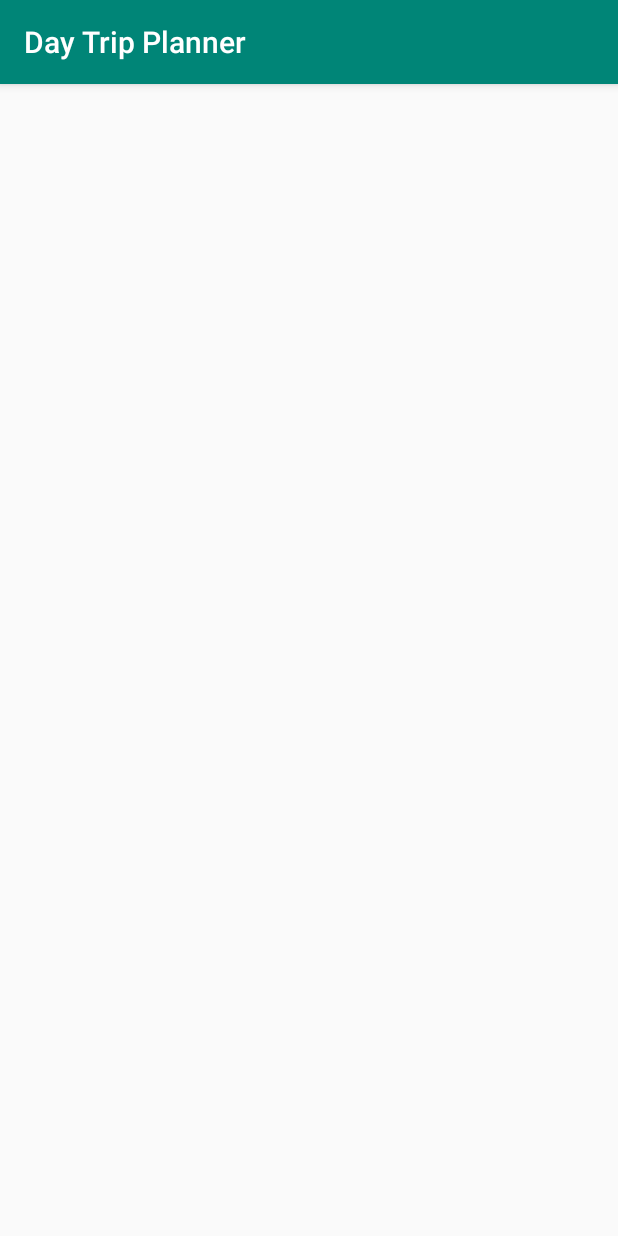
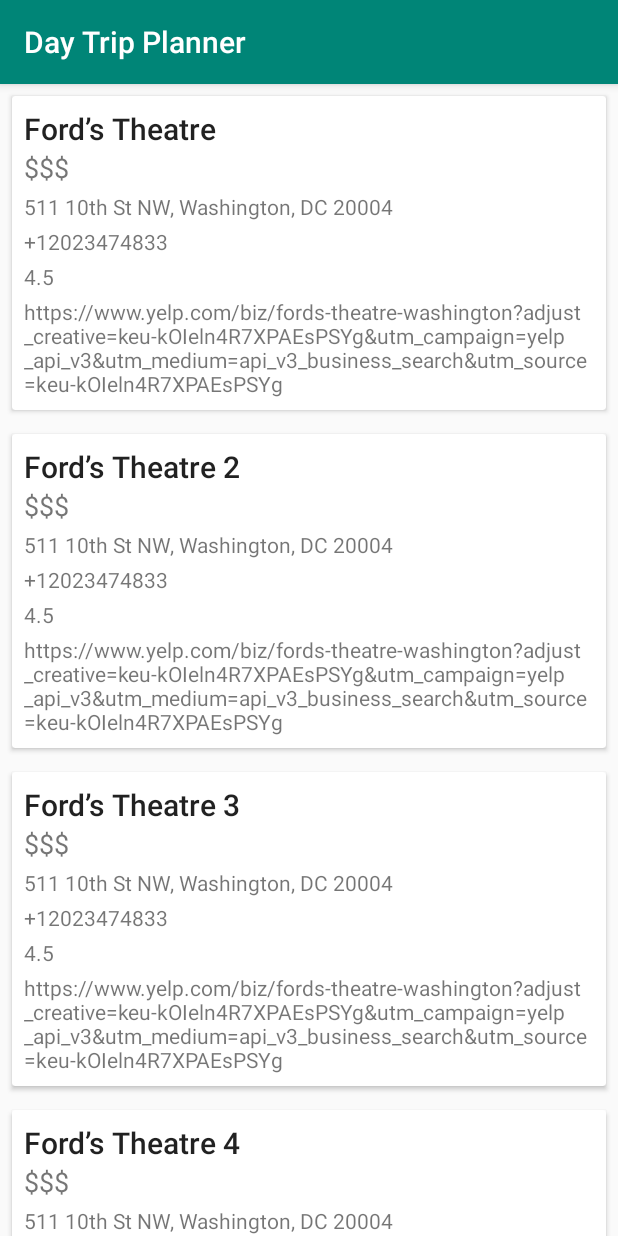
Before and after one commit to brookeclaroni/day-trip-planner, an Android app: the DetailsActivity screen opened directly, with no data from a screen before it, on a phone screen of 412 x 824 dp. Run offline under Robolectric (Android 15) with nearby library versions, the phone set to English and light mode, and no system bars.

Commit message:
basic recycler view setup

```diff
--- a/DayTripPlanner/app/build.gradle
+++ b/DayTripPlanner/app/build.gradle
@@ -32,4 +32,6 @@
     testImplementation 'junit:junit:4.12'
     androidTestImplementation 'androidx.test.ext:junit:1.1.0'
     androidTestImplementation 'androidx.test.espresso:espresso-core:3.1.1'
+    implementation 'androidx.recyclerview:recyclerview:1.1.0'
+    implementation 'androidx.cardview:cardview:1.0.0'
 }
--- a/DayTripPlanner/app/src/main/java/com/example/day_trip_planner/DetailsActivity.kt
+++ b/DayTripPlanner/app/src/main/java/com/example/day_trip_planner/DetailsActivity.kt
@@ -2,11 +2,67 @@
 
 import androidx.appcompat.app.AppCompatActivity
 import android.os.Bundle
+import androidx.recyclerview.widget.LinearLayoutManager
+import androidx.recyclerview.widget.RecyclerView
 
 class DetailsActivity : AppCompatActivity() {
+
+    private lateinit var recyclerView: RecyclerView
 
     override fun onCreate(savedInstanceState: Bundle?) {
         super.onCreate(savedInstanceState)
         setContentView(R.layout.activity_details)
+
+        recyclerView = findViewById(R.id.recyclerView)
+        recyclerView.layoutManager = LinearLayoutManager(this)
+
+        val entries = getFakeEntries()
+        val adapter = EntryAdapter(entries)
+        recyclerView.adapter = adapter
+    }
+
+    fun getFakeEntries(): List<Entry> {
+        return listOf(
+            Entry(
+                name = "Ford’s Theatre",
+                pricePoint = "$$$",
+                rating = "4.5",
+                address = "511 10th St NW, Washington, DC 20004",
+                phone = "+12023474833",
+                url = "https://www.yelp.com/biz/fords-theatre-washington?adjust_creative=keu-kOIeln4R7XPAEsPSYg&utm_campaign=yelp_api_v3&utm_medium=api_v3_business_search&utm_source=keu-kOIeln4R7XPAEsPSYg"
+            ),
+            Entry(
+                name = "Ford’s Theatre 2",
+                pricePoint = "$$$",
+                rating = "4.5",
+                address = "511 10th St NW, Washington, DC 20004",
+                phone = "+12023474833",
+                url = "https://www.yelp.com/biz/fords-theatre-washington?adjust_creative=keu-kOIeln4R7XPAEsPSYg&utm_campaign=yelp_api_v3&utm_medium=api_v3_business_search&utm_source=keu-kOIeln4R7XPAEsPSYg"
+            ),
+            Entry(
+                name = "Ford’s Theatre 3",
+                pricePoint = "$$$",
+                rating = "4.5",
+                address = "511 10th St NW, Washington, DC 20004",
+                phone = "+12023474833",
+                url = "https://www.yelp.com/biz/fords-theatre-washington?adjust_creative=keu-kOIeln4R7XPAEsPSYg&utm_campaign=yelp_api_v3&utm_medium=api_v3_business_search&utm_source=keu-kOIeln4R7XPAEsPSYg"
+            ),
+            Entry(
+                name = "Ford’s Theatre 4",
+                pricePoint = "$$$",
+                rating = "4.5",
+                address = "511 10th St NW, Washington, DC 20004",
+                phone = "+12023474833",
+                url = "https://www.yelp.com/biz/fords-theatre-washington?adjust_creative=keu-kOIeln4R7XPAEsPSYg&utm_campaign=yelp_api_v3&utm_medium=api_v3_business_search&utm_source=keu-kOIeln4R7XPAEsPSYg"
+            ),
+            Entry(
+                name = "Ford’s Theatre 5",
+                pricePoint = "$$$",
+                rating = "4.5",
+                address = "511 10th St NW, Washington, DC 20004",
+                phone = "+12023474833",
+                url = "https://www.yelp.com/biz/fords-theatre-washington?adjust_creative=keu-kOIeln4R7XPAEsPSYg&utm_campaign=yelp_api_v3&utm_medium=api_v3_business_search&utm_source=keu-kOIeln4R7XPAEsPSYg"
+            )
+        )
     }
 }
--- /dev/null
+++ b/DayTripPlanner/app/src/main/java/com/example/day_trip_planner/Entry.kt
@@ -0,0 +1,10 @@
+package com.example.day_trip_planner
+
+data class Entry(
+    val name: String,
+    val pricePoint: String,
+    val rating: String,
+    val address: String,
+    val phone: String,
+    val url: String
+)
--- /dev/null
+++ b/DayTripPlanner/app/src/main/java/com/example/day_trip_planner/EntryAdapter.kt
@@ -0,0 +1,40 @@
+package com.example.day_trip_planner
+
+import android.view.LayoutInflater
+import android.view.View
+import android.view.ViewGroup
+import android.widget.TextView
+import androidx.recyclerview.widget.RecyclerView
+
+class EntryAdapter(val entries: List<Entry>) : RecyclerView.Adapter<EntryAdapter.ViewHolder>(){
+
+    override fun onCreateViewHolder(parent: ViewGroup, viewType: Int): ViewHolder {
+        val view = LayoutInflater.from(parent.context).inflate(R.layout.row_entry, parent, false)
+        return ViewHolder(view)
+    }
+
+    override fun onBindViewHolder(holder: ViewHolder, position: Int) {
+        val currentEntry = entries[position]
+
+        holder.name.setText(currentEntry.name)
+        holder.pricePoint.setText(currentEntry.pricePoint)
+        holder.rating.setText(currentEntry.rating)
+        holder.address.setText(currentEntry.address)
+        holder.phone.setText(currentEntry.phone)
+        holder.url.setText(currentEntry.url)
+    }
+
+    override fun getItemCount(): Int {
+        return entries.size
+    }
+
+    class ViewHolder(itemView: View) : RecyclerView.ViewHolder(itemView) {
+
+        val name: TextView = itemView.findViewById(R.id.name)
+        val pricePoint: TextView = itemView.findViewById(R.id.pricePoint)
+        val rating: TextView = itemView.findViewById(R.id.rating)
+        val address: TextView = itemView.findViewById(R.id.address)
+        val phone: TextView = itemView.findViewById(R.id.phone)
+        val url: TextView = itemView.findViewById(R.id.url)
+    }
+}
--- a/DayTripPlanner/app/src/main/java/com/example/day_trip_planner/MainActivity.kt
+++ b/DayTripPlanner/app/src/main/java/com/example/day_trip_planner/MainActivity.kt
@@ -1,6 +1,7 @@
 package com.example.day_trip_planner
 
 import android.content.Context
+import android.content.Intent
 import android.content.SharedPreferences
 import androidx.appcompat.app.AppCompatActivity
 import android.os.Bundle
@@ -96,17 +97,20 @@
                 //display dialog box w radio button and toast  when go is clicked
                 AlertDialog.Builder(this)
                     .setTitle(getString(R.string.search_results))
-                    .setAdapter(arrayAdapter) { _ , which ->
-                        Toast.makeText(this, "You picked: ${choices[which]}", Toast.LENGTH_SHORT).show()
+                    .setAdapter(arrayAdapter) { _ , _ ->
+                        //Toast.makeText(this, "You picked: ${choices[which]}", Toast.LENGTH_SHORT).show()
+                        val intent = Intent(this, DetailsActivity::class.java)
+                        startActivity(intent)
                     }
 
                     .setNegativeButton(getString(R.string.cancel)) { dialog, _ ->
                         dialog.dismiss()
                     }
                     .show()
+
             }
             else {
-                Toast.makeText(this, "Error: Invalid address", Toast.LENGTH_SHORT).show()
+                Toast.makeText(this, "Error: Invalid address - $inputtedDestination", Toast.LENGTH_SHORT).show()
             }
 
         }
--- a/DayTripPlanner/app/src/main/res/layout/activity_details.xml
+++ b/DayTripPlanner/app/src/main/res/layout/activity_details.xml
@@ -6,4 +6,12 @@
     android:layout_height="match_parent"
     tools:context=".DetailsActivity">
 
+    <androidx.recyclerview.widget.RecyclerView
+        android:id="@+id/recyclerView"
+        android:layout_width="0dp"
+        android:layout_height="0dp"
+        app:layout_constraintBottom_toBottomOf="parent"
+        app:layout_constraintEnd_toEndOf="parent"
+        app:layout_constraintStart_toStartOf="parent"
+        app:layout_constraintTop_toTopOf="parent" />
 </androidx.constraintlayout.widget.ConstraintLayout>
--- /dev/null
+++ b/DayTripPlanner/app/src/main/res/layout/row_entry.xml
@@ -0,0 +1,91 @@
+<?xml version="1.0" encoding="utf-8"?>
+<androidx.constraintlayout.widget.ConstraintLayout xmlns:android="http://schemas.android.com/apk/res/android"
+    xmlns:app="http://schemas.android.com/apk/res-auto"
+    xmlns:tools="http://schemas.android.com/tools"
+    android:layout_width="match_parent"
+    android:layout_height="wrap_content">
+
+    <androidx.cardview.widget.CardView
+        android:id="@+id/cardView"
+        android:layout_width="match_parent"
+        android:layout_height="wrap_content"
+        android:layout_margin="8dp"
+        app:layout_constraintTop_toTopOf="parent"
+        app:layout_constraintBottom_toBottomOf="parent"
+        app:layout_constraintStart_toStartOf="parent"
+        app:layout_constraintEnd_toEndOf="parent">
+
+        <androidx.constraintlayout.widget.ConstraintLayout
+            android:id="@+id/card_view_layout"
+            android:layout_width="match_parent"
+            android:layout_height="match_parent"
+            android:layout_margin="8dp">
+
+            <TextView
+                android:id="@+id/name"
+                android:layout_width="wrap_content"
+                android:layout_height="wrap_content"
+                android:textAppearance="@style/Base.TextAppearance.AppCompat.Title"
+                app:layout_constraintStart_toStartOf="parent"
+                app:layout_constraintTop_toTopOf="parent"
+                tools:text="Business Name" />
+
+            <TextView
+                android:id="@+id/pricePoint"
+                android:layout_width="wrap_content"
+                android:layout_height="wrap_content"
+                android:textSize="18sp"
+                app:layout_constraintStart_toStartOf="@id/name"
+                app:layout_constraintTop_toBottomOf="@id/name"
+                tools:text="$$$" />
+
+            <TextView
+                android:id="@+id/address"
+                android:layout_width="0dp"
+                android:layout_height="wrap_content"
+                android:layout_marginTop="4dp"
+                app:layout_constraintEnd_toEndOf="parent"
+                app:layout_constraintHorizontal_bias="0.0"
+                app:layout_constraintStart_toStartOf="@id/name"
+                app:layout_constraintTop_toBottomOf="@id/pricePoint"
+                tools:text="1 Mass Ave" />
+
+            <TextView
+                android:id="@+id/phone"
+                android:layout_width="0dp"
+                android:layout_height="wrap_content"
+                android:layout_marginTop="4dp"
+                app:layout_constraintEnd_toEndOf="parent"
+                app:layout_constraintHorizontal_bias="0.0"
+                app:layout_constraintStart_toStartOf="@id/name"
+                app:layout_constraintTop_toBottomOf="@+id/address"
+                tools:text="+11111111111" />
+
+            <TextView
+                android:id="@+id/rating"
+                android:layout_width="0dp"
+                android:layout_height="wrap_content"
+                android:layout_marginTop="4dp"
+                app:layout_constraintEnd_toEndOf="parent"
+                app:layout_constraintHorizontal_bias="0.0"
+                app:layout_constraintStart_toStartOf="@id/name"
+                app:layout_constraintTop_toBottomOf="@+id/phone"
+                tools:text="5.0" />
+
+            <TextView
+                android:id="@+id/url"
+                android:layout_width="0dp"
+                android:layout_height="wrap_content"
+                android:layout_marginTop="4dp"
+                app:layout_constraintEnd_toEndOf="parent"
+                app:layout_constraintHorizontal_bias="0.0"
+                app:layout_constraintStart_toStartOf="@id/name"
+                app:layout_constraintTop_toBottomOf="@+id/rating"
+                tools:text="google.com" />
+
+
+        </androidx.constraintlayout.widget.ConstraintLayout>
+
+    </androidx.cardview.widget.CardView>
+
+</androidx.constraintlayout.widget.ConstraintLayout>
```
